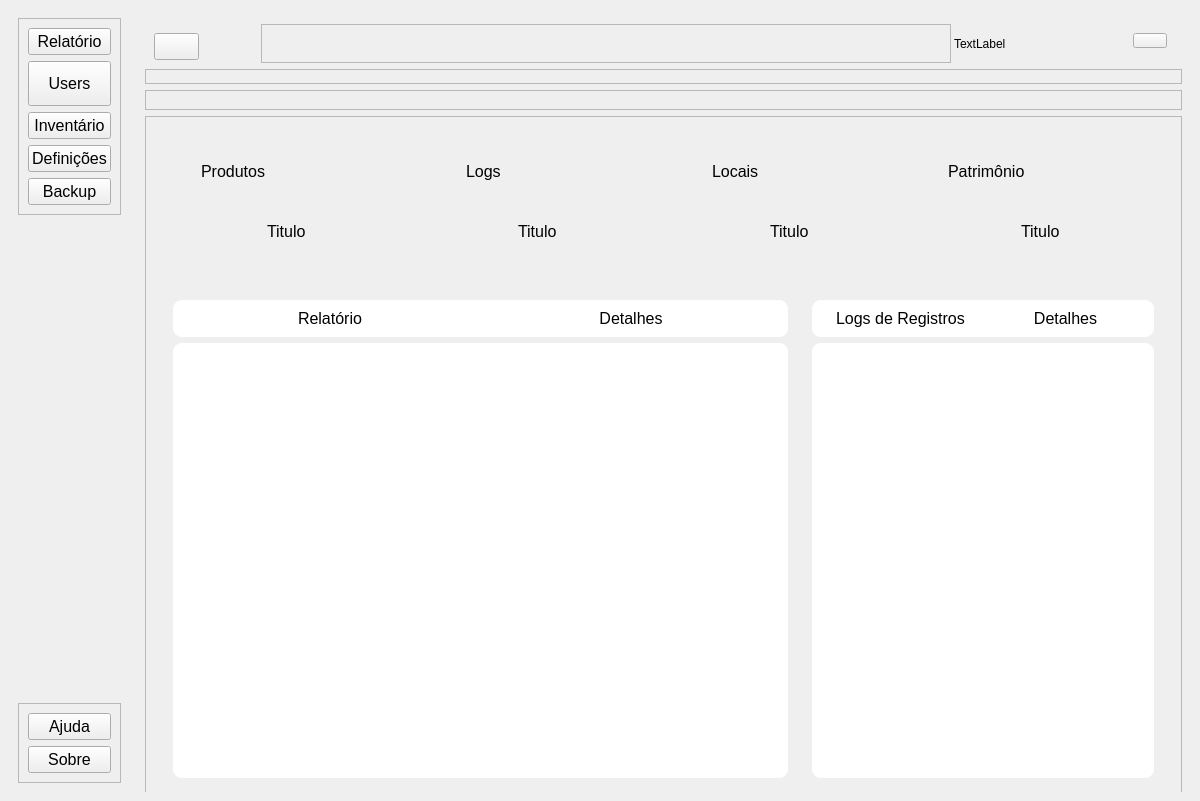
First picture: the form in PATP/asset_ctrl/templates/interfaces/interface.ui, repository eduardogm22/controle_patrimonio, before the edit.
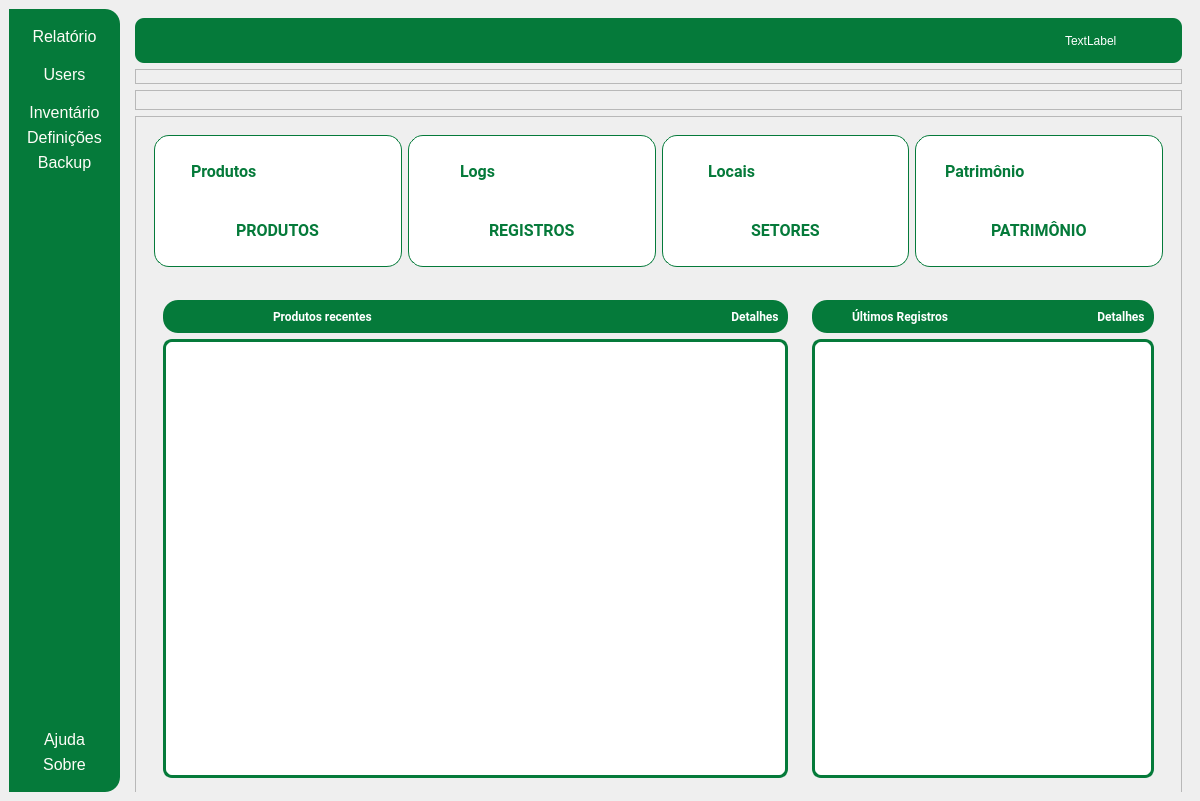
Second picture: the form after the edit. Icons and pictures are not drawn.

Commit message: Algumas previas vinculadas junto com funções na tela de patrimônio

Diff of the .ui file:
```diff
--- a/PATP/asset_ctrl/templates/interfaces/interface.ui
+++ b/PATP/asset_ctrl/templates/interfaces/interface.ui
@@ -122,6 +122,11 @@
         <height>16777215</height>
        </size>
       </property>
+      <property name="styleSheet">
+       <string notr="true">background-color: #057A3A;
+    border-top-right-radius: 15px;  
+    border-bottom-right-radius: 15px;</string>
+      </property>
       <layout class="QVBoxLayout" name="verticalLayout_6">
        <item alignment="Qt::AlignTop">
         <widget class="QFrame" name="menuFrame">
@@ -172,6 +177,19 @@
             <property name="cursor">
              <cursorShape>PointingHandCursor</cursorShape>
             </property>
+            <property name="styleSheet">
+             <string notr="true">QPushButton { color:rgb(254, 253, 247);
+	border-radius:10px;	
+ }
+
+QPushButton:pressed{
+ padding-left: 5px;
+ padding-top:5px;
+ 
+	background-color: rgb(0, 85, 0);
+ 
+}</string>
+            </property>
             <property name="text">
              <string>Relatório</string>
             </property>
@@ -203,6 +221,19 @@
             <property name="cursor">
              <cursorShape>PointingHandCursor</cursorShape>
             </property>
+            <property name="styleSheet">
+             <string notr="true">QPushButton { color:rgb(254, 253, 247);
+	border-radius:10px;	
+ }
+
+QPushButton:pressed{
+ padding-left: 5px;
+ padding-top:5px;
+ 
+	background-color: rgb(0, 85, 0);
+ 
+}</string>
+            </property>
             <property name="text">
              <string>Users</string>
             </property>
@@ -228,6 +259,20 @@
             <property name="cursor">
              <cursorShape>PointingHandCursor</cursorShape>
             </property>
+            <property name="styleSheet">
+             <string notr="true">QPushButton { color:rgb(254, 253, 247);
+	border-radius:10px;	
+ }
+
+
+QPushButton:pressed{
+ padding-left: 5px;
+ padding-top:5px;
+ 
+	background-color: rgb(0, 85, 0);
+ 
+}</string>
+            </property>
             <property name="text">
              <string>Inventário</string>
             </property>
@@ -253,6 +298,20 @@
             <property name="cursor">
              <cursorShape>PointingHandCursor</cursorShape>
             </property>
+            <property name="styleSheet">
+             <string notr="true">QPushButton { color:rgb(254, 253, 247);
+	border-radius:10px;	
+ }
+
+
+QPushButton:pressed{
+ padding-left: 5px;
+ padding-top:5px;
+ 
+	background-color: rgb(0, 85, 0);
+ 
+}</string>
+            </property>
             <property name="text">
              <string>Definições</string>
             </property>
@@ -281,6 +340,20 @@
             <property name="mouseTracking">
              <bool>false</bool>
             </property>
+            <property name="styleSheet">
+             <string notr="true">QPushButton { color:rgb(254, 253, 247);
+	border-radius:10px;	
+ }
+
+
+QPushButton:pressed{
+ padding-left: 5px;
+ padding-top:5px;
+ 
+	background-color: rgb(0, 85, 0);
+ 
+}</string>
+            </property>
             <property name="text">
              <string>Backup</string>
             </property>
@@ -312,6 +385,19 @@
             <property name="cursor">
              <cursorShape>PointingHandCursor</cursorShape>
             </property>
+            <property name="styleSheet">
+             <string notr="true">QPushButton { color:rgb(254, 253, 247);
+	border-radius:10px;	
+ }
+
+QPushButton:pressed{
+ padding-left: 5px;
+ padding-top:5px;
+ 
+	background-color: rgb(0, 85, 0);
+ 
+}</string>
+            </property>
             <property name="text">
              <string>Ajuda</string>
             </property>
@@ -331,6 +417,20 @@
             <property name="cursor">
              <cursorShape>PointingHandCursor</cursorShape>
             </property>
+            <property name="styleSheet">
+             <string notr="true">QPushButton { color:rgb(254, 253, 247);
+	border-radius:10px;	
+ }
+
+
+QPushButton:pressed{
+ padding-left: 5px;
+ padding-top:5px;
+ 
+	background-color: rgb(0, 85, 0);
+ 
+}</string>
+            </property>
             <property name="text">
              <string>Sobre</string>
             </property>
@@ -364,7 +464,9 @@
           </size>
          </property>
          <property name="styleSheet">
-          <string notr="true">margin-top:6px;</string>
+          <string notr="true">background-color:#057a3a;
+border-radius: 9px;
+color:white;</string>
          </property>
          <layout class="QHBoxLayout" name="horizontalLayout_2">
           <property name="spacing">
@@ -382,10 +484,14 @@
           <property name="bottomMargin">
            <number>0</number>
           </property>
-          <item alignment="Qt::AlignLeft">
+          <item alignment="Qt::AlignHCenter">
            <widget class="QWidget" name="btnHome" native="true">
+            <property name="styleSheet">
+             <string notr="true">border-bottom: none
+</string>
+            </property>
             <layout class="QHBoxLayout" name="horizontalLayout_11">
-             <item alignment="Qt::AlignRight">
+             <item alignment="Qt::AlignHCenter">
               <widget class="QPushButton" name="homeBtn">
                <property name="minimumSize">
                 <size>
@@ -407,6 +513,10 @@
                <property name="cursor">
                 <cursorShape>PointingHandCursor</cursorShape>
                </property>
+               <property name="styleSheet">
+                <string notr="true">border-bottom: none
+</string>
+               </property>
                <property name="text">
                 <string/>
                </property>
@@ -433,6 +543,10 @@
               <height>0</height>
              </size>
             </property>
+            <property name="styleSheet">
+             <string notr="true">border-bottom: none
+</string>
+            </property>
             <property name="frameShape">
              <enum>QFrame::StyledPanel</enum>
             </property>
@@ -441,17 +555,12 @@
             </property>
            </widget>
           </item>
-          <item>
-           <widget class="QLabel" name="labelUser">
-            <property name="text">
-             <string>TextLabel</string>
-            </property>
-           </widget>
-          </item>
           <item alignment="Qt::AlignRight">
            <widget class="QWidget" name="btnAccount" native="true">
             <property name="styleSheet">
-             <string notr="true">margin:15px;</string>
+             <string notr="true">margin-right:15px;
+border-bottom: none
+</string>
             </property>
             <layout class="QHBoxLayout" name="horizontalLayout_6">
              <property name="spacing">
@@ -469,6 +578,17 @@
              <property name="bottomMargin">
               <number>0</number>
              </property>
+             <item>
+              <widget class="QLabel" name="labelUser">
+               <property name="styleSheet">
+                <string notr="true">border-bottom: none
+</string>
+               </property>
+               <property name="text">
+                <string>TextLabel</string>
+               </property>
+              </widget>
+             </item>
              <item>
               <widget class="QPushButton" name="accountBtn">
                <property name="maximumSize">
@@ -480,6 +600,10 @@
                <property name="cursor">
                 <cursorShape>PointingHandCursor</cursorShape>
                </property>
+               <property name="styleSheet">
+                <string notr="true">border: none;
+</string>
+               </property>
                <property name="text">
                 <string/>
                </property>
@@ -564,6 +688,12 @@
             <layout class="QHBoxLayout" name="horizontalLayout_7">
              <item>
               <widget class="QFrame" name="card1">
+               <property name="styleSheet">
+                <string notr="true">background-color:white;	
+border:1px solid #057A3A;
+
+</string>
+               </property>
                <property name="frameShape">
                 <enum>QFrame::StyledPanel</enum>
                </property>
@@ -573,6 +703,9 @@
                <layout class="QVBoxLayout" name="verticalLayout_2">
                 <item>
                  <widget class="QFrame" name="frame">
+                  <property name="styleSheet">
+                   <string notr="true">border: 0px</string>
+                  </property>
                   <property name="frameShape">
                    <enum>QFrame::StyledPanel</enum>
                   </property>
@@ -584,9 +717,15 @@
                     <widget class="QLabel" name="textProd">
                      <property name="font">
                       <font>
+                       <family>Roboto</family>
                        <pointsize>12</pointsize>
+                       <weight>75</weight>
+                       <bold>true</bold>
                       </font>
                      </property>
+                     <property name="styleSheet">
+                      <string notr="true">color:#057a3a;</string>
+                     </property>
                      <property name="text">
                       <string>Produtos</string>
                      </property>
@@ -597,6 +736,9 @@
                      <property name="cursor">
                       <cursorShape>PointingHandCursor</cursorShape>
                      </property>
+                     <property name="styleSheet">
+                      <string notr="true">color:#057a3a;</string>
+                     </property>
                      <property name="text">
                       <string/>
                      </property>
@@ -619,11 +761,18 @@
                  <widget class="QLabel" name="label_7">
                   <property name="font">
                    <font>
+                    <family>Roboto</family>
                     <pointsize>12</pointsize>
+                    <weight>75</weight>
+                    <bold>true</bold>
                    </font>
                   </property>
+                  <property name="styleSheet">
+                   <string notr="true">border: 0px;
+color:#057a3a;</string>
+                  </property>
                   <property name="text">
-                   <string>Titulo</string>
+                   <string>PRODUTOS</string>
                   </property>
                  </widget>
                 </item>
@@ -632,6 +781,12 @@
              </item>
              <item>
               <widget class="QFrame" name="card2">
+               <property name="styleSheet">
+                <string notr="true">background-color:white;	
+border:1px solid #057A3A;
+
+</string>
+               </property>
                <property name="frameShape">
                 <enum>QFrame::StyledPanel</enum>
                </property>
@@ -641,6 +796,9 @@
                <layout class="QVBoxLayout" name="verticalLayout_3">
                 <item>
                  <widget class="QFrame" name="frame_2">
+                  <property name="styleSheet">
+                   <string notr="true">border: 0px</string>
+                  </property>
                   <property name="frameShape">
                    <enum>QFrame::StyledPanel</enum>
                   </property>
@@ -652,9 +810,15 @@
                     <widget class="QLabel" name="textLogs">
                      <property name="font">
                       <font>
+                       <family>Roboto</family>
                        <pointsize>12</pointsize>
+                       <weight>75</weight>
+                       <bold>true</bold>
                       </font>
                      </property>
+                     <property name="styleSheet">
+                      <string notr="true">color:#057a3a;</string>
+                     </property>
                      <property name="text">
                       <string>Logs</string>
                      </property>
@@ -687,11 +851,18 @@
                  <widget class="QLabel" name="label_11">
                   <property name="font">
                    <font>
+                    <family>Roboto</family>
                     <pointsize>12</pointsize>
+                    <weight>75</weight>
+                    <bold>true</bold>
                    </font>
                   </property>
+                  <property name="styleSheet">
+                   <string notr="true">border: 0px;
+color:#057a3a;</string>
+                  </property>
                   <property name="text">
-                   <string>Titulo</string>
+                   <string>REGISTROS</string>
                   </property>
                  </widget>
                 </item>
@@ -700,6 +871,12 @@
              </item>
              <item>
               <widget class="QFrame" name="card3">
+               <property name="styleSheet">
+                <string notr="true">background-color:white;	
+border:1px solid #057A3A;
+
+</string>
+               </property>
                <property name="frameShape">
                 <enum>QFrame::StyledPanel</enum>
                </property>
@@ -709,6 +886,9 @@
                <layout class="QVBoxLayout" name="verticalLayout_4">
                 <item>
                  <widget class="QFrame" name="frame_3">
+                  <property name="styleSheet">
+                   <string notr="true">border: 0px</string>
+                  </property>
                   <property name="frameShape">
                    <enum>QFrame::StyledPanel</enum>
                   </property>
@@ -720,9 +900,15 @@
                     <widget class="QLabel" name="textLocal">
                      <property name="font">
                       <font>
+                       <family>Roboto</family>
                        <pointsize>12</pointsize>
+                       <weight>75</weight>
+                       <bold>true</bold>
                       </font>
                      </property>
+                     <property name="styleSheet">
+                      <string notr="true">color:#057a3a;</string>
+                     </property>
                      <property name="text">
                       <string>Locais</string>
                      </property>
@@ -755,11 +941,18 @@
                  <widget class="QLabel" name="label_4">
                   <property name="font">
                    <font>
+                    <family>Roboto</family>
                     <pointsize>12</pointsize>
+                    <weight>75</weight>
+                    <bold>true</bold>
                    </font>
                   </property>
+                  <property name="styleSheet">
+                   <string notr="true">border: 0px;
+color:#057a3a;</string>
+                  </property>
                   <property name="text">
-                   <string>Titulo</string>
+                   <string>SETORES</string>
                   </property>
                  </widget>
                 </item>
@@ -768,6 +961,12 @@
              </item>
              <item>
               <widget class="QFrame" name="card4">
+               <property name="styleSheet">
+                <string notr="true">background-color:white;	
+border:1px solid #057A3A;
+
+</string>
+               </property>
                <property name="frameShape">
                 <enum>QFrame::StyledPanel</enum>
                </property>
@@ -777,6 +976,9 @@
                <layout class="QVBoxLayout" name="verticalLayout_5">
                 <item>
                  <widget class="QFrame" name="frame_4">
+                  <property name="styleSheet">
+                   <string notr="true">border: 0px</string>
+                  </property>
                   <property name="frameShadow">
                    <enum>QFrame::Raised</enum>
                   </property>
@@ -785,9 +987,15 @@
                     <widget class="QLabel" name="textVp">
                      <property name="font">
                       <font>
+                       <family>Roboto</family>
                        <pointsize>12</pointsize>
+                       <weight>75</weight>
+                       <bold>true</bold>
                       </font>
                      </property>
+                     <property name="styleSheet">
+                      <string notr="true">color:#057a3a;</string>
+                     </property>
                      <property name="text">
                       <string>Patrimônio</string>
                      </property>
@@ -820,11 +1028,18 @@
                  <widget class="QLabel" name="label_5">
                   <property name="font">
                    <font>
+                    <family>Roboto</family>
                     <pointsize>12</pointsize>
+                    <weight>75</weight>
+                    <bold>true</bold>
                    </font>
                   </property>
+                  <property name="styleSheet">
+                   <string notr="true">border: 0px;
+color:#057a3a;</string>
+                  </property>
                   <property name="text">
-                   <string>Titulo</string>
+                   <string>PATRIMÔNIO</string>
                   </property>
                  </widget>
                 </item>
@@ -885,7 +1100,9 @@
                 <item>
                  <widget class="QFrame" name="frame_5">
                   <property name="styleSheet">
-                   <string notr="true">background-color:white;</string>
+                   <string notr="true">background-color:#057a3a;
+border-radius: 15px;
+color:white;</string>
                   </property>
                   <property name="frameShape">
                    <enum>QFrame::StyledPanel</enum>
@@ -898,24 +1115,38 @@
                     <widget class="QLabel" name="label">
                      <property name="font">
                       <font>
-                       <pointsize>12</pointsize>
+                       <family>Roboto</family>
+                       <pointsize>9</pointsize>
+                       <weight>75</weight>
+                       <bold>true</bold>
                       </font>
                      </property>
+                     <property name="styleSheet">
+                      <string notr="true">border-bottom: none;
+color: rgb(255, 255, 255);</string>
+                     </property>
                      <property name="text">
-                      <string>Relatório</string>
+                      <string>Produtos recentes</string>
                      </property>
                     </widget>
                    </item>
-                   <item alignment="Qt::AlignHCenter">
+                   <item alignment="Qt::AlignRight|Qt::AlignVCenter">
                     <widget class="QPushButton" name="btnRegDetails">
                      <property name="font">
                       <font>
-                       <pointsize>12</pointsize>
+                       <family>Roboto</family>
+                       <pointsize>9</pointsize>
+                       <weight>75</weight>
+                       <bold>true</bold>
                       </font>
                      </property>
                      <property name="cursor">
                       <cursorShape>ForbiddenCursor</cursorShape>
                      </property>
+                     <property name="styleSheet">
+                      <string notr="true">border-bottom: none;
+color: rgb(255, 255, 255);</string>
+                     </property>
                      <property name="text">
                       <string>Detalhes</string>
                      </property>
@@ -931,7 +1162,10 @@
                 <item>
                  <widget class="QTableView" name="tableView">
                   <property name="styleSheet">
-                   <string notr="true">background-color:white;</string>
+                   <string notr="true">background-color:white;	
+border:3px solid #057A3A;
+
+</string>
                   </property>
                   <property name="horizontalScrollBarPolicy">
                    <enum>Qt::ScrollBarAlwaysOff</enum>
@@ -989,7 +1223,9 @@
                 <item>
                  <widget class="QFrame" name="frame_8">
                   <property name="styleSheet">
-                   <string notr="true">background-color:white;</string>
+                   <string notr="true">background-color:#057a3a;
+border-radius: 15px;
+color:white;</string>
                   </property>
                   <property name="frameShape">
                    <enum>QFrame::StyledPanel</enum>
@@ -1002,24 +1238,38 @@
                     <widget class="QLabel" name="label_3">
                      <property name="font">
                       <font>
-                       <pointsize>12</pointsize>
+                       <family>Roboto</family>
+                       <pointsize>9</pointsize>
+                       <weight>75</weight>
+                       <bold>true</bold>
                       </font>
                      </property>
+                     <property name="styleSheet">
+                      <string notr="true">border-bottom: none;
+color: rgb(255, 255, 255);</string>
+                     </property>
                      <property name="text">
-                      <string>Logs de Registros</string>
+                      <string>Últimos Registros</string>
                      </property>
                     </widget>
                    </item>
-                   <item>
+                   <item alignment="Qt::AlignRight">
                     <widget class="QPushButton" name="btnLogDetails">
                      <property name="font">
                       <font>
-                       <pointsize>12</pointsize>
+                       <family>Roboto</family>
+                       <pointsize>9</pointsize>
+                       <weight>75</weight>
+                       <bold>true</bold>
                       </font>
                      </property>
                      <property name="cursor">
                       <cursorShape>ForbiddenCursor</cursorShape>
                      </property>
+                     <property name="styleSheet">
+                      <string notr="true">border-bottom: none;
+color: rgb(255, 255, 255);</string>
+                     </property>
                      <property name="text">
                       <string>Detalhes</string>
                      </property>
@@ -1038,7 +1288,10 @@
                    <bool>true</bool>
                   </property>
                   <property name="styleSheet">
-                   <string notr="true">background-color:white;</string>
+                   <string notr="true">background-color:white;	
+border:3px solid #057A3A;
+
+</string>
                   </property>
                   <property name="horizontalScrollBarPolicy">
                    <enum>Qt::ScrollBarAlwaysOff</enum>
```
The commit also changes 583 other files.
